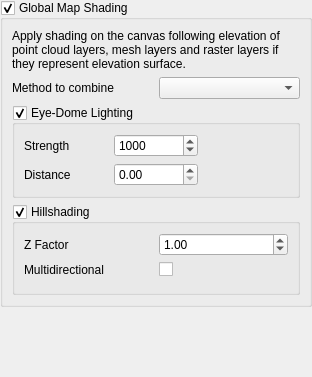
The window that src/ui/qgselevationshadingrenderersettingswidget.ui (qgis/QGIS) describes before a commit, drawn with Qt 5.
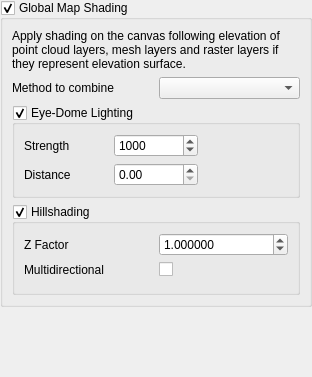
The same window after the commit. Custom widgets are drawn as their Qt base class.

```diff
--- a/src/ui/qgselevationshadingrenderersettingswidget.ui
+++ b/src/ui/qgselevationshadingrenderersettingswidget.ui
@@ -72,6 +72,9 @@
            <property name="toolTip">
             <string>Vertical exageration for hillshading</string>
            </property>
+           <property name="decimals">
+            <number>6</number>
+           </property>
            <property name="maximum">
             <double>9999999999999999455752309870428160.000000000000000</double>
            </property>
```
